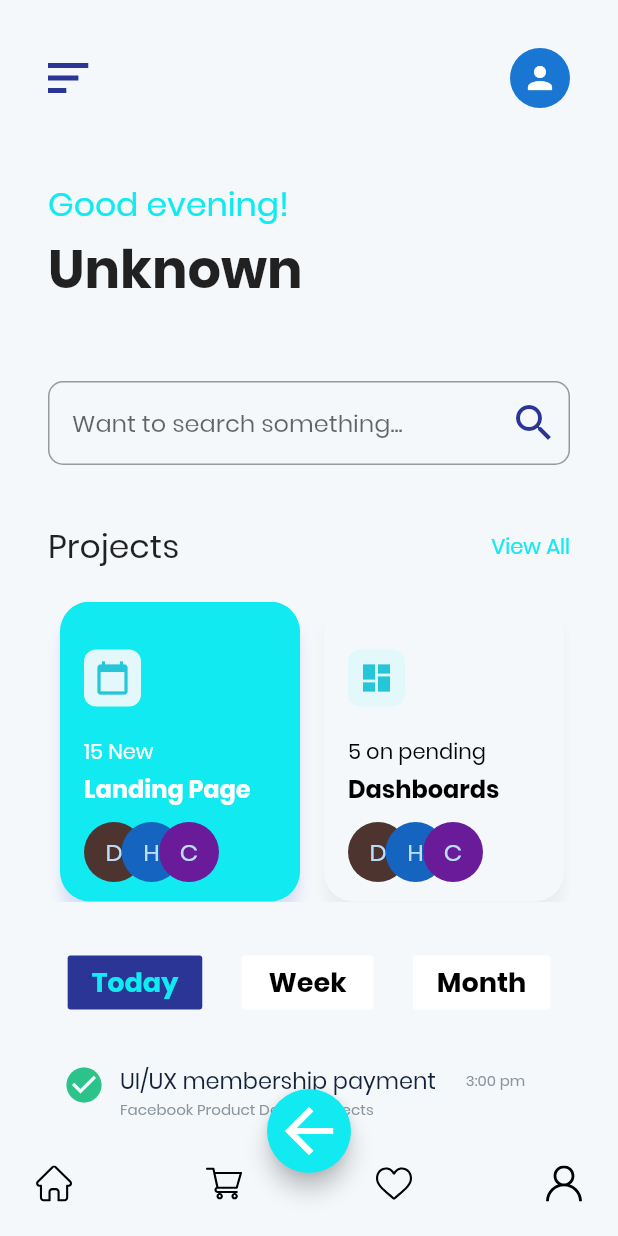
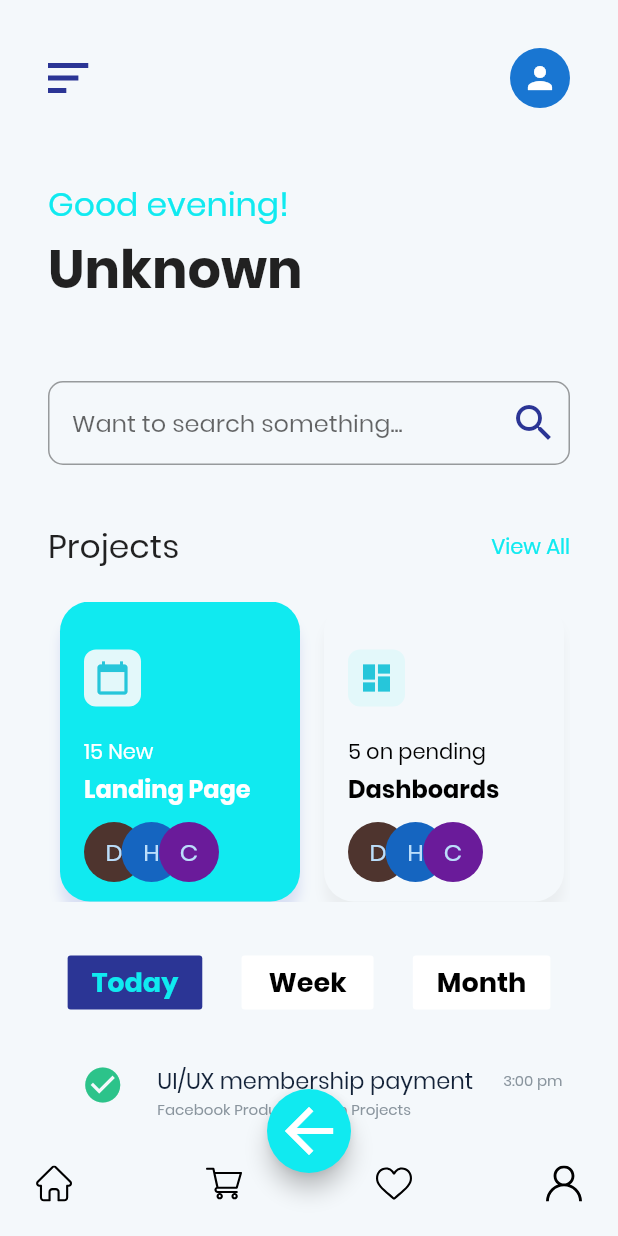
Before and after one commit to 0261/task-world, a Flutter app: the screen it shows after launch, after a tap on "Get Started Now", on a phone screen of 412 x 824 dp. Run offline on Flutter 3.47's test engine with Material 2 defaults, Android fonts, the phone set to English and light mode, and no system bars; our stand-ins replace flutter_svg.

Commit message:
fix(fix): fix

```diff
--- a/lib/main.dart
+++ b/lib/main.dart
@@ -28,6 +28,7 @@ class StartScreen extends StatelessWidget {
     return Scaffold(
         backgroundColor: kBackgroundPrimeColor,
         body: SafeArea(
+          child: SingleChildScrollView(
             child: Column(
               children: <Widget>[
                 SvgPicture.asset('assets/images/undraw_task_31wc.svg'),
@@ -61,8 +62,8 @@ class StartScreen extends StatelessWidget {
                   child: FlatButton(
                     padding: const EdgeInsets.all(20),
                     child: Text('Get Started Now',
-                      style:
-                          TextStyle(fontSize: 22, fontWeight: FontWeight.bold)),
+                        style: TextStyle(
+                            fontSize: 22, fontWeight: FontWeight.bold)),
                     onPressed: () {
                       Navigator.push(
                         context,
@@ -79,6 +80,7 @@ class StartScreen extends StatelessWidget {
                 )
               ],
             ),
+          ),
         ));
   }
 }
--- a/lib/widgets/scheduleCard.dart
+++ b/lib/widgets/scheduleCard.dart
@@ -18,10 +18,12 @@ class ScheduleCard extends StatelessWidget {
       child: Row(
         crossAxisAlignment: CrossAxisAlignment.start,
         children: <Widget>[
-          Container(
-              padding: const EdgeInsets.symmetric(horizontal: 10),
-              child:
-                  Icon(Icons.check_circle, size: 28, color: Color(0xFF2CC38A))),
+          Expanded(
+            child: Container(
+                padding: const EdgeInsets.symmetric(horizontal: 10),
+                child: Icon(Icons.check_circle,
+                    size: 28, color: Color(0xFF2CC38A))),
+          ),
           Container(
             padding: const EdgeInsets.only(right: 5),
             child: Column(
```
Also changed, not shown: pubspec.lock. Lines whose indentation alone changed are shown as unchanged.
